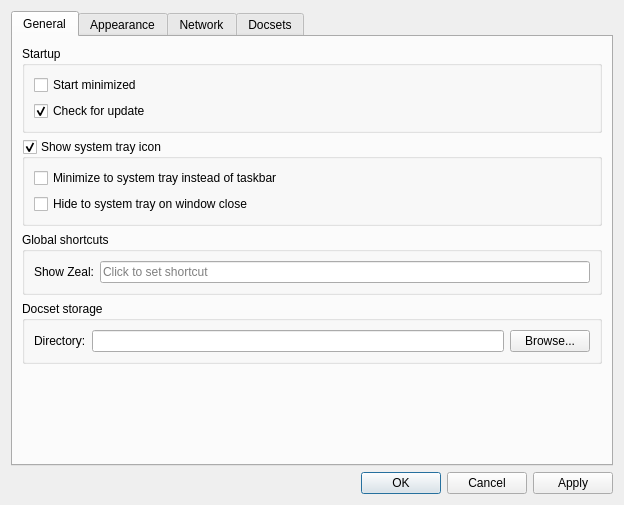
Before: the Qt Designer form src/ui/forms/settingsdialog.ui in zealdocs/zeal, drawn with Qt 5.
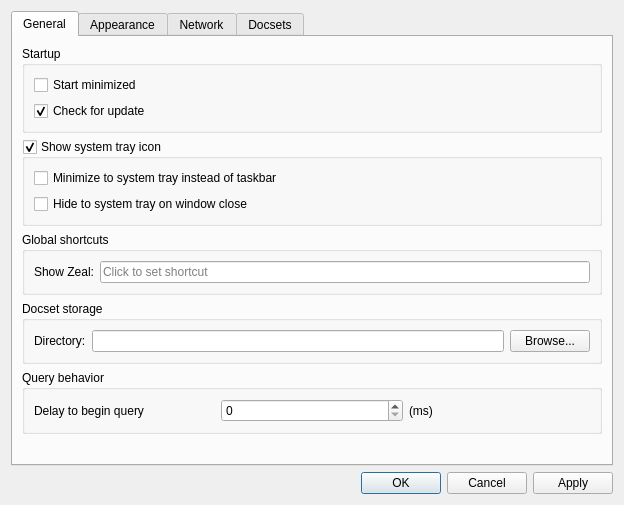
After: the same form once the commit is applied. Custom widgets are drawn as their Qt base class.

Commit message:
support delay query after typing , improve performance when you have lots of docset
zeal makes query everytime a char typed, this makes lots query before complete word
typed. this model not work very well with lots docset . this commit introduce a delay time
which user can adjust after char typing ,so most unexpected query filtered out. user can
still press return to query immediately. to keep zeal default behavior as previously, this
setting default set to zero (disabled)

What changed in the file:
```diff
--- a/src/ui/forms/settingsdialog.ui
+++ b/src/ui/forms/settingsdialog.ui
@@ -141,6 +141,42 @@
          </layout>
         </widget>
        </item>
+       <item>
+        <widget class="QGroupBox" name="queryGroupBox">
+         <property name="title">
+          <string>Query behavior</string>
+         </property>
+         <layout class="QHBoxLayout" name="horizontalLayout_3">
+          <item>
+           <widget class="QLabel" name="label_3">
+            <property name="toolTip">
+             <string>&lt;html&gt;&lt;head/&gt;&lt;body&gt;&lt;p&gt;after typing query ,delay small amount of time before query (completion will also be delayed, press Enter query immediately). provide better performance when you have lots of docset or typing very long query. 0 value disable this feature completely.&lt;/p&gt;&lt;/body&gt;&lt;/html&gt;</string>
+            </property>
+            <property name="text">
+             <string>Delay to begin query</string>
+            </property>
+           </widget>
+          </item>
+          <item>
+           <widget class="QSpinBox" name="delayQueryMsSpinBox">
+            <property name="toolTip">
+             <string>&lt;html&gt;&lt;head/&gt;&lt;body&gt;&lt;p&gt;delay time in milliseconds ,300 ms is good for most people. you can try smaller value if you want result show faster and typing fast enough .up to 5000 (5s)&lt;/p&gt;&lt;/body&gt;&lt;/html&gt;</string>
+            </property>
+            <property name="maximum">
+             <number>5000</number>
+            </property>
+           </widget>
+          </item>
+          <item>
+           <widget class="QLabel" name="label_6">
+            <property name="text">
+             <string>(ms)</string>
+            </property>
+           </widget>
+          </item>
+         </layout>
+        </widget>
+       </item>
        <item>
         <spacer name="verticalSpacer">
          <property name="orientation">
```
The commit also changes 6 other files.
